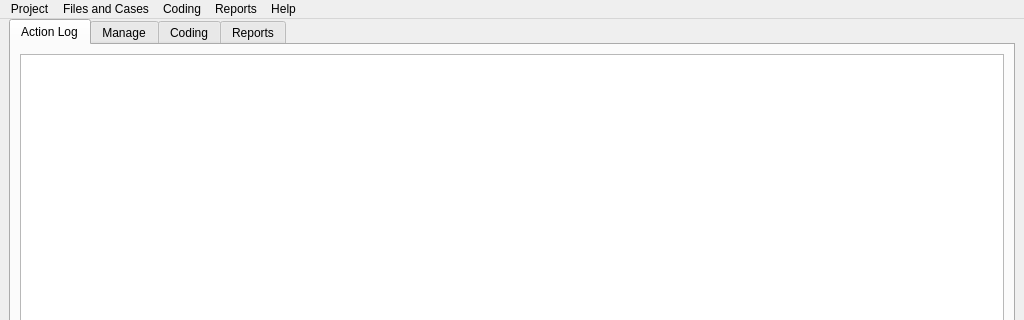
This is GUI_UIs/ui_main.ui in ccbogel/QualCoder as Qt 5 draws it before an edit; both pictures show x 0 to 1024 and y 0 to 320 of the 1024 by 600 pixel window. The edited form follows.
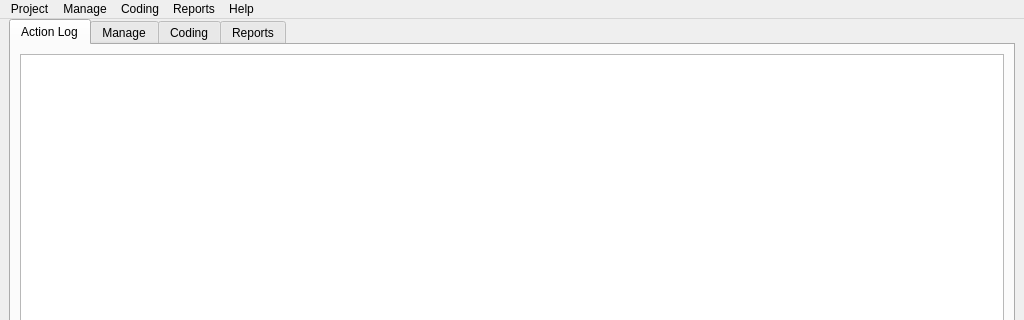
This is the edited form.

Patch:
```diff
--- a/GUI_UIs/ui_main.ui
+++ b/GUI_UIs/ui_main.ui
@@ -109,7 +109,7 @@
      <x>0</x>
      <y>0</y>
      <width>1024</width>
-     <height>22</height>
+     <height>26</height>
     </rect>
    </property>
    <widget class="QMenu" name="menuProject">
@@ -155,7 +155,7 @@
    </widget>
    <widget class="QMenu" name="menuFiles_and_Cases">
     <property name="title">
-     <string>Files and Cases</string>
+     <string>Manage</string>
     </property>
     <addaction name="actionManage_files"/>
     <addaction name="actionManage_cases"/>
```
